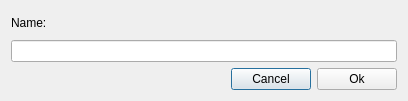
Before: the Qt Designer form proj/src/NewTagDialog.ui in germix/minecraft-explorer, drawn with Qt 5.
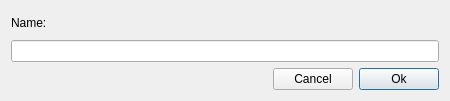
After: the same form once the commit is applied.

The edit to the form file:
```diff
--- a/proj/src/NewTagDialog.ui
+++ b/proj/src/NewTagDialog.ui
@@ -6,7 +6,7 @@
    <rect>
     <x>0</x>
     <y>0</y>
-    <width>408</width>
+    <width>450</width>
     <height>101</height>
    </rect>
   </property>
@@ -39,6 +39,9 @@
      <property name="text">
       <string>Ok</string>
      </property>
+     <property name="default">
+      <bool>true</bool>
+     </property>
     </widget>
    </item>
    <item row="1" column="0" colspan="4">
```
Left out of the diff: 3 changed lines with no effect on the pictures.
